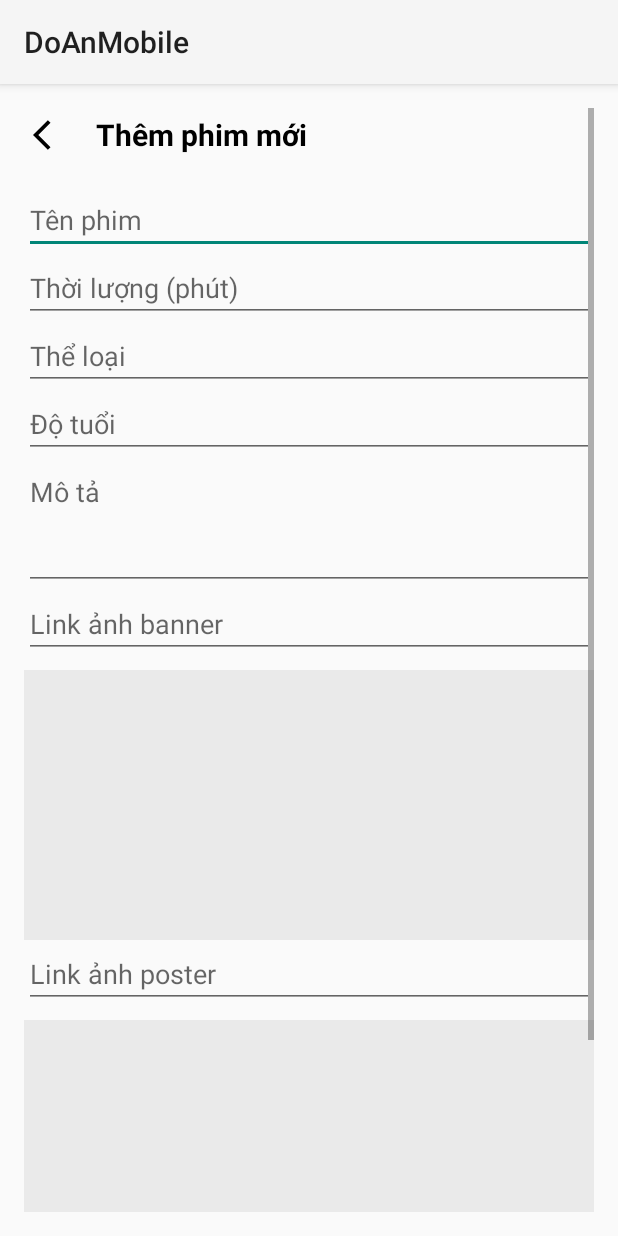
After one commit to Lehuutien2908/DoAnMobile, an Android app: the AddMovieActivity screen opened directly, with no data from a screen before it, on a phone screen of 412 x 824 dp. The commit adds this screen. Run offline under Robolectric (Android 15) with nearby library versions, the phone set to English and light mode, and no system bars; our stand-ins replace Firebase (no records; nobody signed in at launch, a user with empty details on screens opened directly).

Commit message:
them phuong thuc them phim moi trong admin

```diff
--- a/app/src/main/AndroidManifest.xml
+++ b/app/src/main/AndroidManifest.xml
@@ -58,7 +58,7 @@
         <activity android:name=".activity.EditMovieActivity" />
         <activity android:name=".activity.ScheduleManagementActivity" />
         <activity android:name=".activity.DashboardActivity" />
-
+        <activity android:name=".activity.AddMovieActivity" />
         <!-- Admin -->
 
 
--- /dev/null
+++ b/app/src/main/java/com/example/doanmobile/activity/AddMovieActivity.java
@@ -0,0 +1,107 @@
+package com.example.doanmobile.activity;
+
+import android.os.Bundle;
+import android.text.TextUtils;
+import android.widget.Button;
+import android.widget.EditText;
+import android.widget.ImageButton;
+import android.widget.ImageView;
+import android.widget.Toast;
+
+import androidx.appcompat.app.AppCompatActivity;
+
+import com.bumptech.glide.Glide;
+import com.example.doanmobile.R;
+import com.google.firebase.firestore.FirebaseFirestore;
+
+import java.util.HashMap;
+import java.util.Map;
+import java.util.UUID;
+
+public class AddMovieActivity extends AppCompatActivity {
+
+    private EditText addName, addDuration, addGenre, addAge, addDescription;
+    private EditText addImgBanner, addImgPoster, addStatus;
+    private ImageView imgBannerPreview, imgPosterPreview;
+    private Button btnSave;
+    private FirebaseFirestore db;
+
+    @Override
+    protected void onCreate(Bundle savedInstanceState) {
+        super.onCreate(savedInstanceState);
+        setContentView(R.layout.activity_add_movie);
+
+        // Ánh xạ view
+        addName = findViewById(R.id.add_name);
+        addDuration = findViewById(R.id.add_duration);
+        addGenre = findViewById(R.id.add_genre);
+        addAge = findViewById(R.id.add_age);
+        addDescription = findViewById(R.id.add_description);
+        addImgBanner = findViewById(R.id.add_img_banner);
+        addImgPoster = findViewById(R.id.add_img_poster);
+        addStatus = findViewById(R.id.add_status);
+        imgBannerPreview = findViewById(R.id.img_banner_preview);
+        imgPosterPreview = findViewById(R.id.img_poster_preview);
+        btnSave = findViewById(R.id.btn_save);
+
+        db = FirebaseFirestore.getInstance();
+        ImageButton btnBack = findViewById(R.id.btnBack);
+        btnBack.setOnClickListener(v -> finish());
+        // Preview ảnh khi nhập URL
+        setupImagePreview();
+
+        // Xử lý nút Thêm phim
+        btnSave.setOnClickListener(v -> addMovieToFirestore());
+    }
+
+    private void setupImagePreview() {
+        addImgBanner.setOnFocusChangeListener((v, hasFocus) -> {
+            if (!hasFocus) {
+                Glide.with(this).load(addImgBanner.getText().toString()).into(imgBannerPreview);
+            }
+        });
+
+        addImgPoster.setOnFocusChangeListener((v, hasFocus) -> {
+            if (!hasFocus) {
+                Glide.with(this).load(addImgPoster.getText().toString()).into(imgPosterPreview);
+            }
+        });
+    }
+
+    private void addMovieToFirestore() {
+        String id = UUID.randomUUID().toString();
+        String name = addName.getText().toString().trim();
+        String duration = addDuration.getText().toString().trim();
+        String genre = addGenre.getText().toString().trim();
+        String age = addAge.getText().toString().trim();
+        String description = addDescription.getText().toString().trim();
+        String imgBanner = addImgBanner.getText().toString().trim();
+        String imgPoster = addImgPoster.getText().toString().trim();
+        String status = addStatus.getText().toString().trim();
+
+        if (TextUtils.isEmpty(name) || TextUtils.isEmpty(duration)) {
+            Toast.makeText(this, "Vui lòng nhập tên và thời lượng phim!", Toast.LENGTH_SHORT).show();
+            return;
+        }
+
+        Map<String, Object> movie = new HashMap<>();
+        movie.put("name", name);
+        movie.put("duration", duration);
+        movie.put("genre", genre);
+        movie.put("age", age);
+        movie.put("description", description);
+        movie.put("imgBanner", imgBanner);
+        movie.put("imgMovie", imgPoster);
+        movie.put("status", status);
+
+        db.collection("movies").document(id)
+                .set(movie)
+                .addOnSuccessListener(aVoid -> {
+                    Toast.makeText(this, "Thêm phim thành công!", Toast.LENGTH_SHORT).show();
+                    finish();
+                })
+                .addOnFailureListener(e -> {
+                    Toast.makeText(this, "Lỗi: " + e.getMessage(), Toast.LENGTH_SHORT).show();
+                });
+    }
+}
--- a/app/src/main/java/com/example/doanmobile/activity/MovieManagementActivity.java
+++ b/app/src/main/java/com/example/doanmobile/activity/MovieManagementActivity.java
@@ -1,6 +1,9 @@
 package com.example.doanmobile.activity;
 
+import android.content.Intent;
 import android.os.Bundle;
+import android.widget.Button;
+import android.widget.ImageButton;
 import android.widget.Toast;
 
 import androidx.annotation.Nullable;
@@ -29,13 +32,31 @@ public class MovieManagementActivity extends AppCompatActivity {
         super.onCreate(savedInstanceState);
         setContentView(R.layout.activity_movies_management_admin);
 
+        // Khởi tạo view
         recyclerMovies = findViewById(R.id.recyclerMovies);
         recyclerMovies.setLayoutManager(new LinearLayoutManager(this));
         adapter = new MovieAdminAdapter(this, movieList);
         recyclerMovies.setAdapter(adapter);
-        findViewById(R.id.btnBack).setOnClickListener(v -> finish());
+
+        // Quay lại
+        ImageButton btnBack = findViewById(R.id.btnBack);
+        btnBack.setOnClickListener(v -> finish());
+
+        // Nút thêm phim
+        Button btnAdd = findViewById(R.id.btnAddMovie);
+        btnAdd.setOnClickListener(v -> {
+            Intent intent = new Intent(MovieManagementActivity.this, AddMovieActivity.class);
+            startActivity(intent);
+        });
+        // Firebase
         db = FirebaseFirestore.getInstance();
         loadMoviesFromFirebase();
+    }
+
+    @Override
+    protected void onResume() {
+        super.onResume();
+        loadMoviesFromFirebase(); // Refresh khi quay lại
     }
 
     private void loadMoviesFromFirebase() {
--- /dev/null
+++ b/app/src/main/res/layout/activity_add_movie.xml
@@ -0,0 +1,124 @@
+<?xml version="1.0" encoding="utf-8"?>
+<ScrollView xmlns:android="http://schemas.android.com/apk/res/android"
+    android:layout_width="match_parent"
+    android:layout_height="match_parent"
+    android:padding="16dp">
+
+    <LinearLayout
+        android:layout_width="match_parent"
+        android:layout_height="wrap_content"
+        android:orientation="vertical">
+
+        <!-- Header -->
+        <LinearLayout
+            android:layout_width="match_parent"
+            android:layout_height="wrap_content"
+            android:orientation="horizontal"
+            android:gravity="center_vertical"
+            android:layout_marginBottom="16dp">
+
+            <ImageButton
+                android:id="@+id/btnBack"
+                android:layout_width="36dp"
+                android:layout_height="36dp"
+                android:background="@android:color/transparent"
+                android:src="@drawable/ic_back"
+                android:contentDescription="Quay lại" />
+
+            <TextView
+                android:layout_width="wrap_content"
+                android:layout_height="wrap_content"
+                android:text="Thêm phim mới"
+                android:textSize="20sp"
+                android:textStyle="bold"
+                android:layout_marginStart="12dp"
+                android:textColor="#000000" />
+        </LinearLayout>
+
+        <!-- Tên phim -->
+        <EditText
+            android:id="@+id/add_name"
+            android:layout_width="match_parent"
+            android:layout_height="wrap_content"
+            android:hint="Tên phim" />
+
+        <!-- Thời lượng -->
+        <EditText
+            android:id="@+id/add_duration"
+            android:layout_width="match_parent"
+            android:layout_height="wrap_content"
+            android:hint="Thời lượng (phút)"
+            android:inputType="number" />
+
+        <!-- Thể loại -->
+        <EditText
+            android:id="@+id/add_genre"
+            android:layout_width="match_parent"
+            android:layout_height="wrap_content"
+            android:hint="Thể loại" />
+
+        <!-- Độ tuổi -->
+        <EditText
+            android:id="@+id/add_age"
+            android:layout_width="match_parent"
+            android:layout_height="wrap_content"
+            android:hint="Độ tuổi" />
+
+        <!-- Mô tả -->
+        <EditText
+            android:id="@+id/add_description"
+            android:layout_width="match_parent"
+            android:layout_height="wrap_content"
+            android:hint="Mô tả"
+            android:minLines="3"
+            android:gravity="top"
+            android:inputType="textMultiLine" />
+
+        <!-- Link ảnh banner -->
+        <EditText
+            android:id="@+id/add_img_banner"
+            android:layout_width="match_parent"
+            android:layout_height="wrap_content"
+            android:hint="Link ảnh banner" />
+
+        <!-- Preview ảnh banner -->
+        <ImageView
+            android:id="@+id/img_banner_preview"
+            android:layout_width="match_parent"
+            android:layout_height="180dp"
+            android:layout_marginTop="8dp"
+            android:scaleType="centerCrop"
+            android:src="@drawable/placeholder_image" />
+
+        <!-- Link ảnh poster -->
+        <EditText
+            android:id="@+id/add_img_poster"
+            android:layout_width="match_parent"
+            android:layout_height="wrap_content"
+            android:hint="Link ảnh poster" />
+
+        <!-- Preview ảnh poster -->
+        <ImageView
+            android:id="@+id/img_poster_preview"
+            android:layout_width="match_parent"
+            android:layout_height="180dp"
+            android:layout_marginTop="8dp"
+            android:scaleType="centerCrop"
+            android:src="@drawable/placeholder_image" />
+
+        <!-- Trạng thái -->
+        <EditText
+            android:id="@+id/add_status"
+            android:layout_width="match_parent"
+            android:layout_height="wrap_content"
+            android:hint="Trạng thái" />
+
+        <!-- Nút lưu -->
+        <Button
+            android:id="@+id/btn_save"
+            android:layout_width="match_parent"
+            android:layout_height="wrap_content"
+            android:text="Thêm phim mới"
+            android:layout_marginTop="12dp" />
+    </LinearLayout>
+</ScrollView>
```
